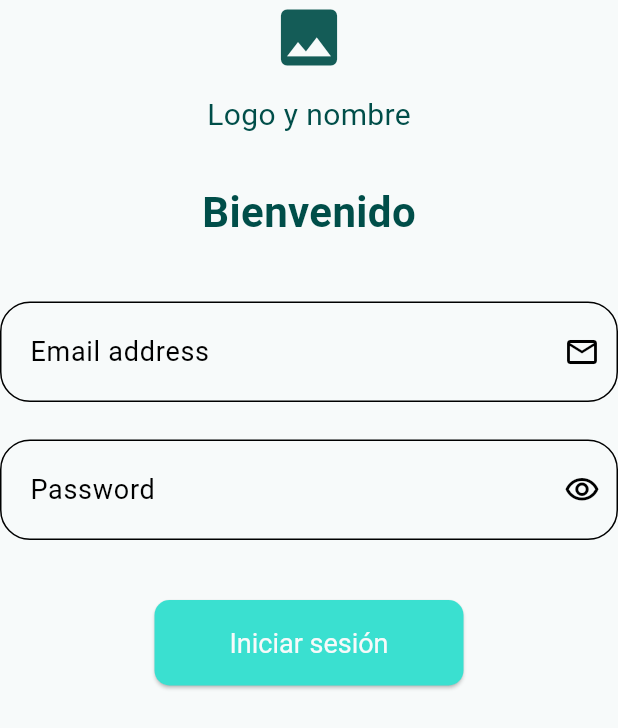
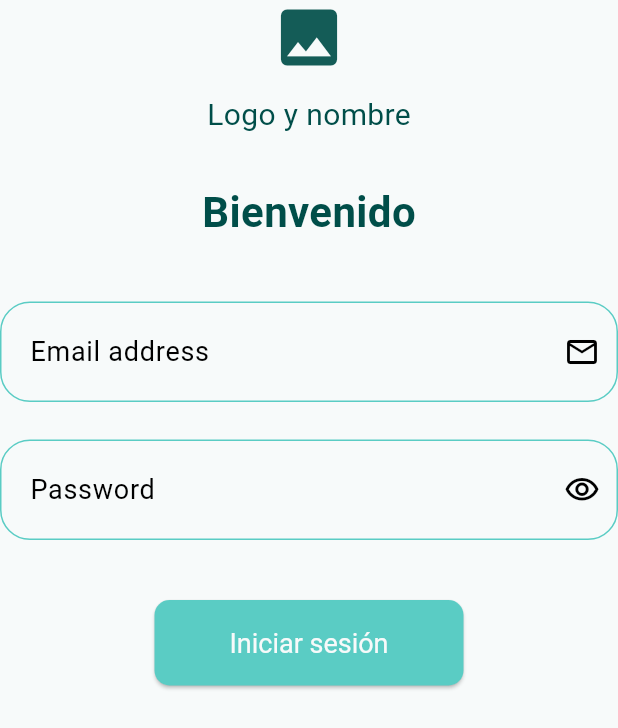
Before and after one commit to Emmanueloz/frontend_water_quality, a Flutter app: the LoginForm widget shown alone on an empty page, opened directly, on a phone screen of 412 x 824 dp. Shown: the top 728 px of the screen. Run offline on Flutter 3.47's test engine with Material 3 defaults, Android fonts, the phone set to English and light mode, and no system bars; our stand-ins replace go_router; missing offline and left inert: girix_code_gauge.

Commit message:
Cambios al mostrar en movil y cambio de colores en los inputs y boton

```diff
--- a/lib/presentation/widgets/specific/form_login.dart
+++ b/lib/presentation/widgets/specific/form_login.dart
@@ -38,15 +38,24 @@ class LoginForm extends StatelessWidget {
           TextField(
             controller: emailController,
             style: const TextStyle(fontSize: 18),
-            decoration: const InputDecoration(
+            decoration: InputDecoration(
               labelText: 'Email address',
-              labelStyle: TextStyle(fontSize: 18),
-              suffixIcon: Icon(Icons.email_outlined),
-              border: OutlineInputBorder(
+              labelStyle: const TextStyle(fontSize: 18),
+              suffixIcon: const Icon(Icons.email_outlined),
+              border: const OutlineInputBorder(
                 borderRadius: BorderRadius.all(Radius.circular(20)),
+                borderSide: BorderSide(color: Color(0xff5accc4)),
+              ),
+              enabledBorder: const OutlineInputBorder(
+                borderRadius: BorderRadius.all(Radius.circular(20)),
+                borderSide: BorderSide(color: Color(0xff5accc4)),
+              ),
+              focusedBorder: const OutlineInputBorder(
+                borderRadius: BorderRadius.all(Radius.circular(20)),
+                borderSide: BorderSide(color: Color(0xff5accc4), width: 2),
               ),
               contentPadding:
-                  EdgeInsets.symmetric(vertical: 20, horizontal: 16),
+                  const EdgeInsets.symmetric(vertical: 20, horizontal: 16),
             ),
           ),
           const SizedBox(height: 25),
@@ -54,22 +63,31 @@ class LoginForm extends StatelessWidget {
             controller: passwordController,
             obscureText: true,
             style: const TextStyle(fontSize: 18),
-            decoration: const InputDecoration(
+            decoration: InputDecoration(
               labelText: 'Password',
-              labelStyle: TextStyle(fontSize: 18),
-              suffixIcon: Icon(Icons.visibility_outlined),
-              border: OutlineInputBorder(
+              labelStyle: const TextStyle(fontSize: 18),
+              suffixIcon: const Icon(Icons.visibility_outlined),
+              border: const OutlineInputBorder(
                 borderRadius: BorderRadius.all(Radius.circular(20)),
+                borderSide: BorderSide(color: Color(0xff5accc4)),
+              ),
+              enabledBorder: const OutlineInputBorder(
+                borderRadius: BorderRadius.all(Radius.circular(20)),
+                borderSide: BorderSide(color: Color(0xff5accc4)),
+              ),
+              focusedBorder: const OutlineInputBorder(
+                borderRadius: BorderRadius.all(Radius.circular(20)),
+                borderSide: BorderSide(color: Color(0xff5accc4), width: 2),
               ),
               contentPadding:
-                  EdgeInsets.symmetric(vertical: 20, horizontal: 16),
+                  const EdgeInsets.symmetric(vertical: 20, horizontal: 16),
             ),
           ),
           const SizedBox(height: 40),
           Center(
             child: ElevatedButton(
               style: ElevatedButton.styleFrom(
-                backgroundColor: const Color(0xFF3AE0D0),
+                backgroundColor: const Color(0xff5accc4),
                 padding:
                     const EdgeInsets.symmetric(horizontal: 50, vertical: 18),
                 shape: RoundedRectangleBorder(
```
Also changed, not shown: lib/presentation/pages/login.dart (+13 -15 lines).
